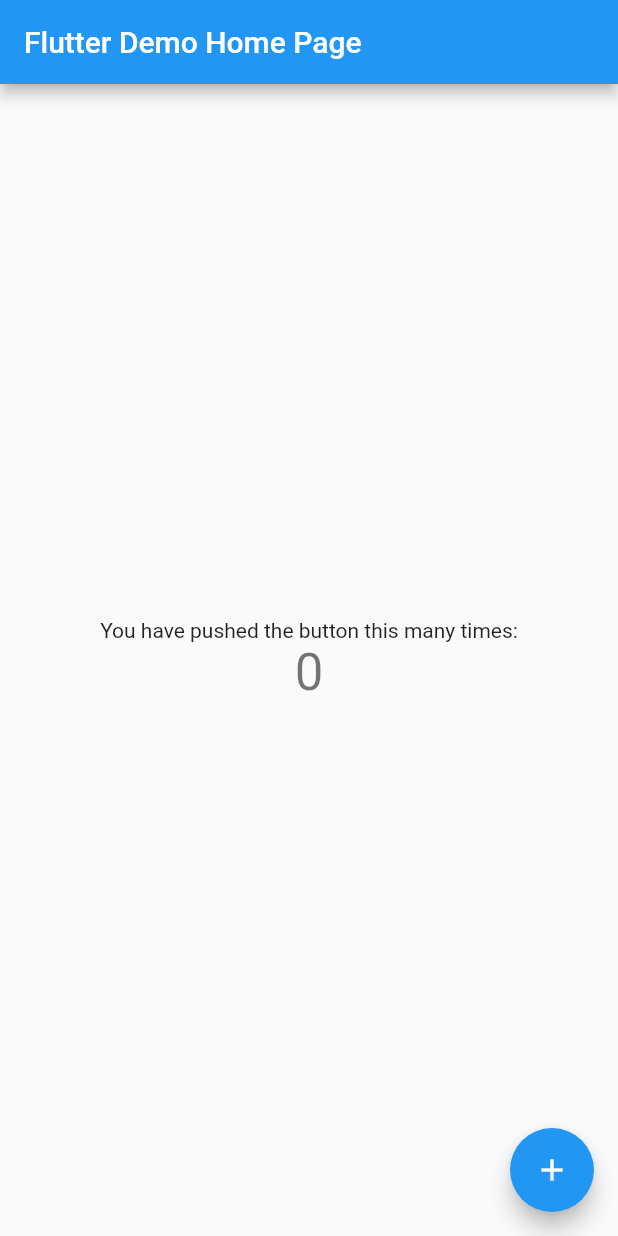
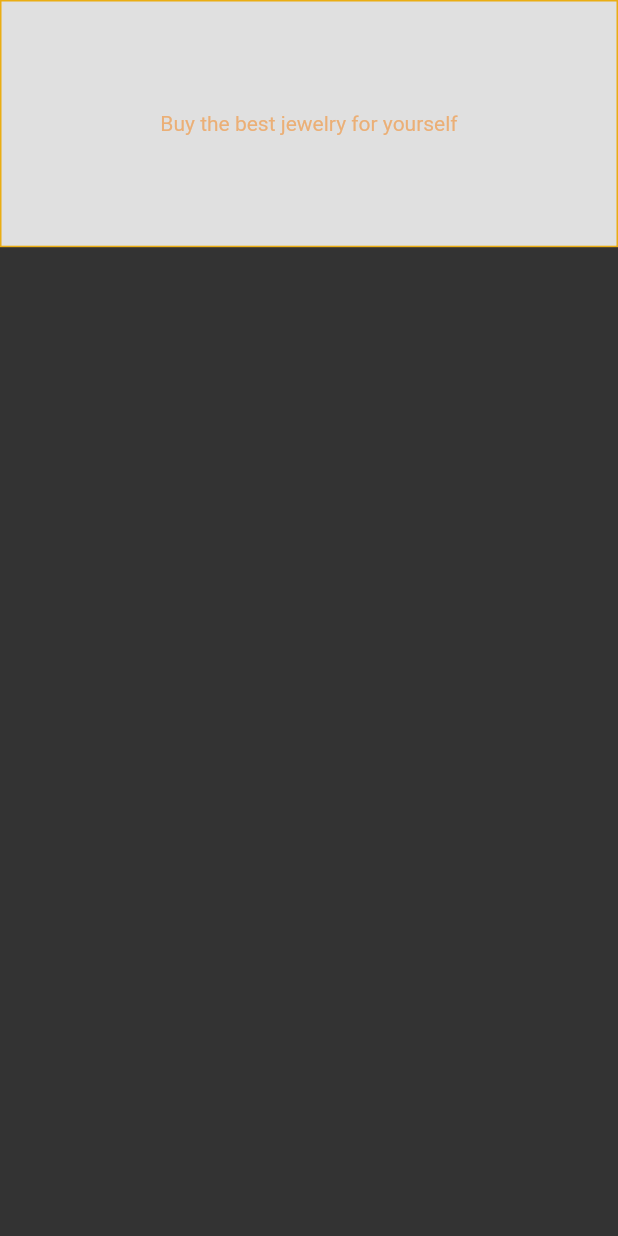
Before and after one commit to ameysunu/DemonHacks, a Flutter app: the screen it shows after launch, on a phone screen of 412 x 824 dp. Run offline on Flutter 3.47's test engine with Material 2 defaults, Android fonts, the phone set to English and light mode, and no system bars; our stand-ins replace hexcolor.

Commit message:
hexcolor added

```diff
--- /dev/null
+++ b/lib/introduction.dart
@@ -0,0 +1,42 @@
+import 'package:flutter/material.dart';
+import 'package:hexcolor/hexcolor.dart';
+
+class Introduction extends StatefulWidget {
+  @override
+  _IntroductionState createState() => _IntroductionState();
+}
+
+class _IntroductionState extends State<Introduction> {
+  @override
+  Widget build(BuildContext context) {
+    return Scaffold(
+      backgroundColor: HexColor('#333333'),
+      body: SafeArea(
+        child: SingleChildScrollView(
+          child: Column(
+            mainAxisAlignment: MainAxisAlignment.center,
+            crossAxisAlignment: CrossAxisAlignment.center,
+            children: [
+              Container(
+                height: MediaQuery.of(context).size.height * 0.2,
+                width: MediaQuery.of(context).size.width * 1,
+                decoration: BoxDecoration(
+                    color: HexColor('#E0E0E0'),
+                    border: Border.all(color: HexColor('#EAAD13'))),
+                child: Column(
+                  mainAxisAlignment: MainAxisAlignment.center,
+                  children: [
+                    Text(
+                      "Buy the best jewelry for yourself",
+                      style: TextStyle(color: HexColor('#EBAF76')),
+                    ),
+                  ],
+                ),
+              ),
+            ],
+          ),
+        ),
+      ),
+    );
+  }
+}
--- a/lib/main.dart
+++ b/lib/main.dart
@@ -1,113 +1,6 @@
+import 'package:demonhacks/introduction.dart';
 import 'package:flutter/material.dart';
 
 void main() {
-  runApp(MyApp());
+  runApp(MaterialApp(debugShowCheckedModeBanner: false, home: Introduction()));
 }
-
-class MyApp extends StatelessWidget {
-  // This widget is the root of your application.
-  @override
-  Widget build(BuildContext context) {
-    return MaterialApp(
-      title: 'Flutter Demo',
-      theme: ThemeData(
-        // This is the theme of your application.
-        //
-        // Try running your application with "flutter run". You'll see the
-        // application has a blue toolbar. Then, without quitting the app, try
-        // changing the primarySwatch below to Colors.green and then invoke
-        // "hot reload" (press "r" in the console where you ran "flutter run",
-        // or simply save your changes to "hot reload" in a Flutter IDE).
-        // Notice that the counter didn't reset back to zero; the application
-        // is not restarted.
-        primarySwatch: Colors.blue,
-      ),
-      home: MyHomePage(title: 'Flutter Demo Home Page'),
-    );
-  }
-}
-
-class MyHomePage extends StatefulWidget {
-  MyHomePage({Key key, this.title}) : super(key: key);
-
-  // This widget is the home page of your application. It is stateful, meaning
-  // that it has a State object (defined below) that contains fields that affect
-  // how it looks.
-
-  // This class is the configuration for the state. It holds the values (in this
-  // case the title) provided by the parent (in this case the App widget) and
-  // used by the build method of the State. Fields in a Widget subclass are
-  // always marked "final".
-
-  final String title;
-
-  @override
-  _MyHomePageState createState() => _MyHomePageState();
-}
-
-class _MyHomePageState extends State<MyHomePage> {
-  int _counter = 0;
-
-  void _incrementCounter() {
-    setState(() {
-      // This call to setState tells the Flutter framework that something has
-      // changed in this State, which causes it to rerun the build method below
-      // so that the display can reflect the updated values. If we changed
-      // _counter without calling setState(), then the build method would not be
-      // called again, and so nothing would appear to happen.
-      _counter++;
-    });
-  }
-
-  @override
-  Widget build(BuildContext context) {
-    // This method is rerun every time setState is called, for instance as done
-    // by the _incrementCounter method above.
-    //
-    // The Flutter framework has been optimized to make rerunning build methods
-    // fast, so that you can just rebuild anything that needs updating rather
-    // than having to individually change instances of widgets.
-    return Scaffold(
-      appBar: AppBar(
-        // Here we take the value from the MyHomePage object that was created by
-        // the App.build method, and use it to set our appbar title.
-        title: Text(widget.title),
-      ),
-      body: Center(
-        // Center is a layout widget. It takes a single child and positions it
-        // in the middle of the parent.
-        child: Column(
-          // Column is also a layout widget. It takes a list of children and
-          // arranges them vertically. By default, it sizes itself to fit its
-          // children horizontally, and tries to be as tall as its parent.
-          //
-          // Invoke "debug painting" (press "p" in the console, choose the
-          // "Toggle Debug Paint" action from the Flutter Inspector in Android
-          // Studio, or the "Toggle Debug Paint" command in Visual Studio Code)
-          // to see the wireframe for each widget.
-          //
-          // Column has various properties to control how it sizes itself and
-          // how it positions its children. Here we use mainAxisAlignment to
-          // center the children vertically; the main axis here is the vertical
-          // axis because Columns are vertical (the cross axis would be
-          // horizontal).
-          mainAxisAlignment: MainAxisAlignment.center,
-          children: <Widget>[
-            Text(
-              'You have pushed the button this many times:',
-            ),
-            Text(
-              '$_counter',
-              style: Theme.of(context).textTheme.headline4,
-            ),
-          ],
-        ),
-      ),
-      floatingActionButton: FloatingActionButton(
-        onPressed: _incrementCounter,
-        tooltip: 'Increment',
-        child: Icon(Icons.add),
-      ), // This trailing comma makes auto-formatting nicer for build methods.
-    );
-  }
-}
--- a/pubspec.yaml
+++ b/pubspec.yaml
@@ -23,6 +23,7 @@
 dependencies:
   flutter:
     sdk: flutter
+  hexcolor: 1.0.6
 
 
   # The following adds the Cupertino Icons font to your application.
```
Also changed, not shown: pubspec.lock.
